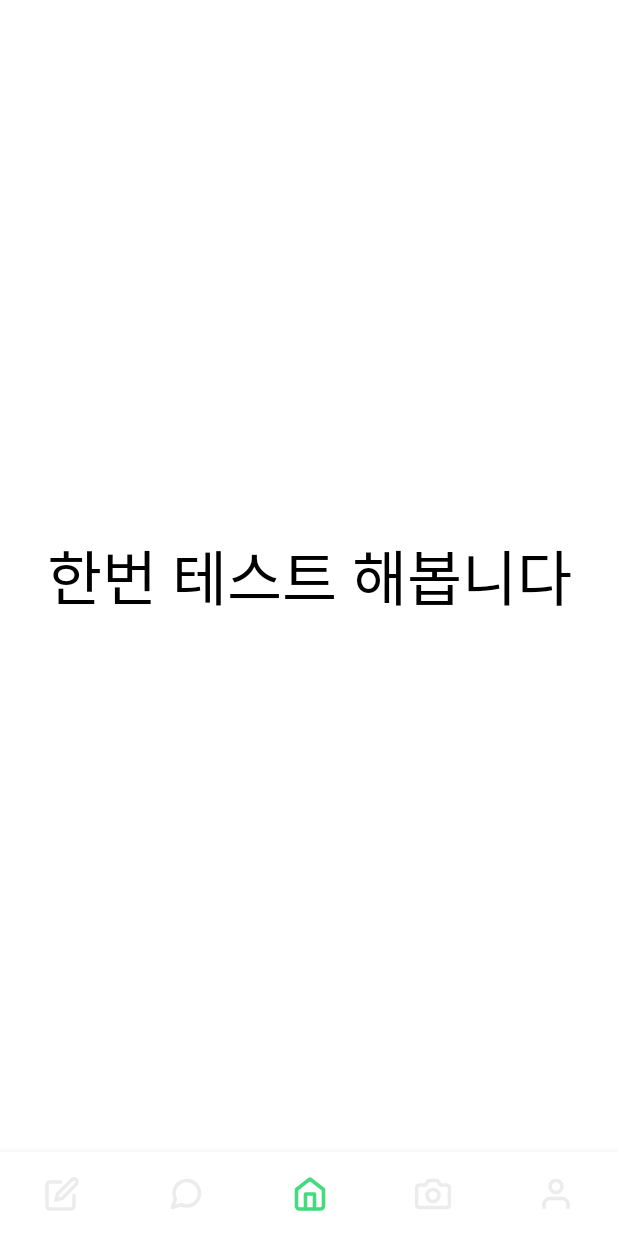
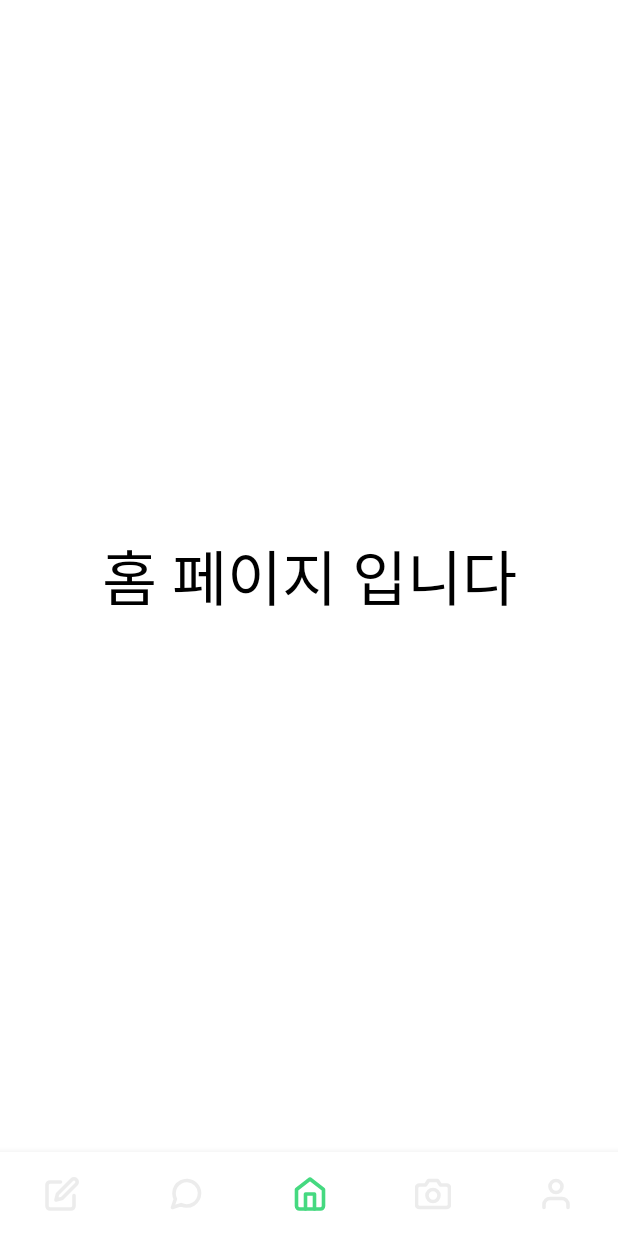
Before and after one commit to For-Plant/forplant_front, an Android app: the FragmentHome screen opened directly, with no data from a screen before it, on a phone screen of 412 x 824 dp. Run offline under Robolectric (Android 15) with nearby library versions, the phone set to English and light mode, and no system bars.

Commit message:
홈 다시 되돌림

```diff
--- a/app/src/main/res/layout/fragment_home.xml
+++ b/app/src/main/res/layout/fragment_home.xml
@@ -7,7 +7,7 @@
         android:id="@+id/textView"
         android:layout_width="wrap_content"
         android:layout_height="wrap_content"
-        android:text="한번 테스트 해봅니다"
+        android:text="홈 페이지 입니다"
         android:textColor="@color/black"
         android:textSize="40dp"
         app:layout_constraintBottom_toBottomOf="parent"
```
